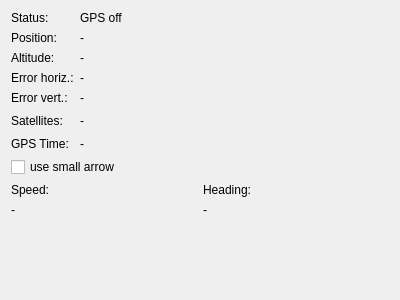
Before: the Qt Designer form src/ILiveLogToolWidget.ui in ntruchsess/QLandkarteGT, drawn with Qt 5.
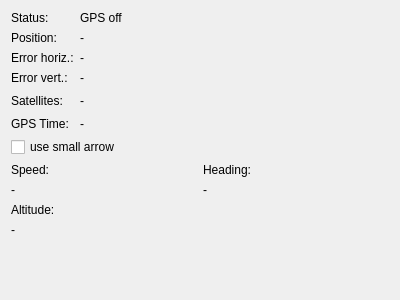
After: the same form once the commit is applied.

Commit message: Live Log: Make elevation a large data field.

```diff
--- a/src/ILiveLogToolWidget.ui
+++ b/src/ILiveLogToolWidget.ui
@@ -49,13 +49,6 @@
      </property>
     </widget>
    </item>
-   <item row="2" column="0">
-    <widget class="QLabel" name="label_2">
-     <property name="text">
-      <string>Altitude:</string>
-     </property>
-    </widget>
-   </item>
    <item row="4" column="1">
     <widget class="QLabel" name="lblErrorVert">
      <property name="text">
@@ -63,13 +56,6 @@
      </property>
     </widget>
    </item>
-   <item row="2" column="1">
-    <widget class="QLabel" name="lblAltitude">
-     <property name="text">
-      <string>-</string>
-     </property>
-    </widget>
-   </item>
    <item row="3" column="0">
     <widget class="QLabel" name="label_4">
      <property name="text">
@@ -159,19 +145,6 @@
      </property>
     </widget>
    </item>
-   <item row="9" column="0">
-    <spacer name="verticalSpacer">
-     <property name="orientation">
-      <enum>Qt::Vertical</enum>
-     </property>
-     <property name="sizeHint" stdset="0">
-      <size>
-       <width>20</width>
-       <height>40</height>
-      </size>
-     </property>
-    </spacer>
-   </item>
    <item row="5" column="2">
     <spacer name="horizontalSpacer">
      <property name="orientation">
@@ -192,6 +165,44 @@
      </property>
     </widget>
    </item>
+   <item row="9" column="0" colspan="3">
+    <layout class="QHBoxLayout" name="horizontalLayout_2" stretch="0">
+     <item>
+      <layout class="QVBoxLayout" name="verticalLayout_3">
+       <item>
+        <widget class="QLabel" name="label_2">
+         <property name="text">
+          <string>Altitude:</string>
+         </property>
+        </widget>
+       </item>
+       <item>
+        <widget class="QLabel" name="lblAltitude">
+         <property name="text">
+          <string>-</string>
+         </property>
+        </widget>
+       </item>
+      </layout>
+     </item>
+    </layout>
+   </item>
+   <item row="10" column="0">
+    <spacer name="verticalSpacer">
+     <property name="orientation">
+      <enum>Qt::Vertical</enum>
+     </property>
+     <property name="sizeType">
+      <enum>QSizePolicy::Expanding</enum>
+     </property>
+     <property name="sizeHint" stdset="0">
+      <size>
+       <width>20</width>
+       <height>40</height>
+      </size>
+     </property>
+    </spacer>
+   </item>
   </layout>
  </widget>
  <resources/>
```
The commit also changes 1 other file.
